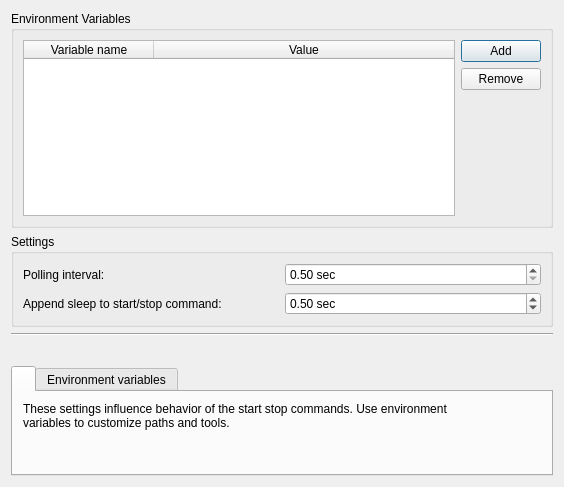
Above: contents/code/dialogs/Settings.ui from mbleichner/service-monitor before the change. Below: the same form after it.
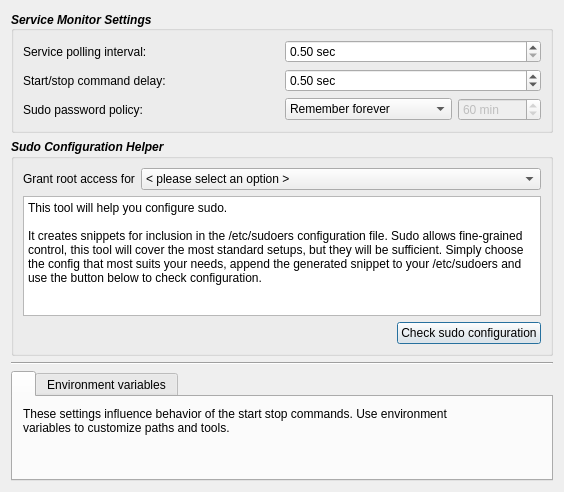
That is the form after the change. Icons and pictures are not drawn.

Commit message: created new design for settings dialog

```diff
--- a/contents/code/dialogs/Settings.ui
+++ b/contents/code/dialogs/Settings.ui
@@ -7,114 +7,52 @@
     <x>0</x>
     <y>0</y>
     <width>564</width>
-    <height>487</height>
+    <height>492</height>
    </rect>
   </property>
   <property name="windowTitle">
    <string>Dialog</string>
   </property>
-  <layout class="QVBoxLayout" name="verticalLayout">
-   <item>
-    <widget class="QGroupBox" name="groupBox">
-     <property name="title">
-      <string>Environment Variables</string>
-     </property>
-     <layout class="QVBoxLayout" name="verticalLayout_2">
-      <item>
-       <layout class="QGridLayout" name="gridLayout">
-        <item row="0" column="0" rowspan="3">
-         <widget class="QTableWidget" name="variableTable">
-          <property name="sizePolicy">
-           <sizepolicy hsizetype="Expanding" vsizetype="Preferred">
-            <horstretch>0</horstretch>
-            <verstretch>0</verstretch>
-           </sizepolicy>
-          </property>
-          <property name="maximumSize">
-           <size>
-            <width>16777215</width>
-            <height>16777215</height>
-           </size>
-          </property>
-          <property name="rowCount">
-           <number>0</number>
-          </property>
-          <attribute name="horizontalHeaderCascadingSectionResizes">
-           <bool>false</bool>
-          </attribute>
-          <attribute name="horizontalHeaderDefaultSectionSize">
-           <number>130</number>
-          </attribute>
-          <attribute name="horizontalHeaderStretchLastSection">
-           <bool>true</bool>
-          </attribute>
-          <column>
-           <property name="text">
-            <string>Variable name</string>
-           </property>
-          </column>
-          <column>
-           <property name="text">
-            <string>Value</string>
-           </property>
-          </column>
-         </widget>
-        </item>
-        <item row="0" column="1">
-         <widget class="QPushButton" name="addButton">
-          <property name="text">
-           <string>Add</string>
-          </property>
-          <property name="icon">
-           <iconset resource="../resources/icons/icons.qrc">
-            <normaloff>:/plus.png</normaloff>:/plus.png</iconset>
-          </property>
-         </widget>
-        </item>
-        <item row="1" column="1">
-         <widget class="QPushButton" name="removeButton">
-          <property name="text">
-           <string>Remove</string>
-          </property>
-          <property name="icon">
-           <iconset resource="../resources/icons/icons.qrc">
-            <normaloff>:/minus.png</normaloff>:/minus.png</iconset>
-          </property>
-         </widget>
-        </item>
-        <item row="2" column="1">
-         <spacer name="verticalSpacer">
-          <property name="orientation">
-           <enum>Qt::Vertical</enum>
-          </property>
-          <property name="sizeHint" stdset="0">
-           <size>
-            <width>20</width>
-            <height>13</height>
-           </size>
-          </property>
-         </spacer>
-        </item>
-       </layout>
-      </item>
-     </layout>
-    </widget>
-   </item>
+  <layout class="QVBoxLayout" name="verticalLayout_2">
    <item>
     <widget class="QGroupBox" name="groupBox_2">
+     <property name="font">
+      <font>
+       <weight>75</weight>
+       <italic>true</italic>
+       <bold>true</bold>
+      </font>
+     </property>
      <property name="title">
-      <string>Settings</string>
+      <string>Service Monitor Settings</string>
      </property>
-     <layout class="QGridLayout" name="gridLayout_2">
+     <property name="alignment">
+      <set>Qt::AlignLeading|Qt::AlignLeft|Qt::AlignVCenter</set>
+     </property>
+     <layout class="QGridLayout" name="gridLayout">
       <item row="0" column="0">
        <widget class="QLabel" name="label">
+        <property name="font">
+         <font>
+          <weight>50</weight>
+          <italic>false</italic>
+          <bold>false</bold>
+         </font>
+        </property>
         <property name="text">
-         <string>Polling interval:</string>
+         <string>Service polling interval:</string>
         </property>
        </widget>
       </item>
       <item row="0" column="1">
        <widget class="QDoubleSpinBox" name="pollingIntervalSpinbox">
+        <property name="font">
+         <font>
+          <weight>50</weight>
+          <italic>false</italic>
+          <bold>false</bold>
+         </font>
+        </property>
         <property name="toolTip">
          <string>Update service status every x seconds.</string>
         </property>
@@ -134,13 +72,27 @@
       </item>
       <item row="1" column="0">
        <widget class="QLabel" name="label_2">
+        <property name="font">
+         <font>
+          <weight>50</weight>
+          <italic>false</italic>
+          <bold>false</bold>
+         </font>
+        </property>
         <property name="text">
-         <string>Append sleep to start/stop command:</string>
+         <string>Start/stop command delay:</string>
         </property>
        </widget>
       </item>
       <item row="1" column="1">
        <widget class="QDoubleSpinBox" name="sleepTimeSpinbox">
+        <property name="font">
+         <font>
+          <weight>50</weight>
+          <italic>false</italic>
+          <bold>false</bold>
+         </font>
+        </property>
         <property name="toolTip">
          <string>Wait x seconds after execution of start/stop commands before rechecking service status.
 If the status immediatly flashes back to inactive when starting a service, increase this value.</string>
@@ -162,11 +114,240 @@
         </property>
        </widget>
       </item>
+      <item row="2" column="0">
+       <widget class="QLabel" name="label_6">
+        <property name="font">
+         <font>
+          <weight>50</weight>
+          <italic>false</italic>
+          <bold>false</bold>
+         </font>
+        </property>
+        <property name="text">
+         <string>Sudo password policy:</string>
+        </property>
+       </widget>
+      </item>
+      <item row="2" column="1">
+       <layout class="QHBoxLayout" name="horizontalLayout_2">
+        <item>
+         <widget class="QComboBox" name="comboBox">
+          <property name="sizePolicy">
+           <sizepolicy hsizetype="Preferred" vsizetype="Fixed">
+            <horstretch>2</horstretch>
+            <verstretch>0</verstretch>
+           </sizepolicy>
+          </property>
+          <property name="font">
+           <font>
+            <weight>50</weight>
+            <italic>false</italic>
+            <bold>false</bold>
+           </font>
+          </property>
+          <item>
+           <property name="text">
+            <string>Remember forever</string>
+           </property>
+          </item>
+          <item>
+           <property name="text">
+            <string>Remember for session</string>
+           </property>
+          </item>
+          <item>
+           <property name="text">
+            <string>Remember for fixed time</string>
+           </property>
+          </item>
+          <item>
+           <property name="text">
+            <string>Do not remember</string>
+           </property>
+          </item>
+         </widget>
+        </item>
+        <item>
+         <widget class="QSpinBox" name="spinBox">
+          <property name="enabled">
+           <bool>false</bool>
+          </property>
+          <property name="sizePolicy">
+           <sizepolicy hsizetype="Minimum" vsizetype="Fixed">
+            <horstretch>1</horstretch>
+            <verstretch>0</verstretch>
+           </sizepolicy>
+          </property>
+          <property name="font">
+           <font>
+            <weight>50</weight>
+            <italic>false</italic>
+            <bold>false</bold>
+           </font>
+          </property>
+          <property name="suffix">
+           <string> min</string>
+          </property>
+          <property name="maximum">
+           <number>1440</number>
+          </property>
+          <property name="singleStep">
+           <number>10</number>
+          </property>
+          <property name="value">
+           <number>60</number>
+          </property>
+         </widget>
+        </item>
+       </layout>
+      </item>
      </layout>
     </widget>
    </item>
    <item>
-    <widget class="Line" name="line_2">
+    <widget class="QGroupBox" name="groupBox">
+     <property name="font">
+      <font>
+       <weight>75</weight>
+       <italic>true</italic>
+       <bold>true</bold>
+      </font>
+     </property>
+     <property name="title">
+      <string>Sudo Configuration Helper</string>
+     </property>
+     <layout class="QVBoxLayout" name="verticalLayout">
+      <item>
+       <layout class="QHBoxLayout" name="horizontalLayout">
+        <item>
+         <widget class="QLabel" name="label_7">
+          <property name="font">
+           <font>
+            <weight>50</weight>
+            <italic>false</italic>
+            <bold>false</bold>
+           </font>
+          </property>
+          <property name="text">
+           <string>Grant root access for</string>
+          </property>
+         </widget>
+        </item>
+        <item>
+         <widget class="QComboBox" name="comboBox_2">
+          <property name="sizePolicy">
+           <sizepolicy hsizetype="Expanding" vsizetype="Fixed">
+            <horstretch>0</horstretch>
+            <verstretch>0</verstretch>
+           </sizepolicy>
+          </property>
+          <property name="font">
+           <font>
+            <weight>50</weight>
+            <italic>false</italic>
+            <bold>false</bold>
+           </font>
+          </property>
+          <item>
+           <property name="text">
+            <string>&lt; please select an option &gt;</string>
+           </property>
+          </item>
+          <item>
+           <property name="text">
+            <string>every user in group sudoers with his own password</string>
+           </property>
+          </item>
+          <item>
+           <property name="text">
+            <string>every user in group sudoers with root password</string>
+           </property>
+          </item>
+          <item>
+           <property name="text">
+            <string>specific user with his own password</string>
+           </property>
+          </item>
+          <item>
+           <property name="text">
+            <string>specific user with root password</string>
+           </property>
+          </item>
+         </widget>
+        </item>
+       </layout>
+      </item>
+      <item>
+       <widget class="QPlainTextEdit" name="plainTextEdit">
+        <property name="sizePolicy">
+         <sizepolicy hsizetype="Expanding" vsizetype="Fixed">
+          <horstretch>0</horstretch>
+          <verstretch>0</verstretch>
+         </sizepolicy>
+        </property>
+        <property name="maximumSize">
+         <size>
+          <width>16777215</width>
+          <height>120</height>
+         </size>
+        </property>
+        <property name="font">
+         <font>
+          <weight>50</weight>
+          <italic>false</italic>
+          <bold>false</bold>
+         </font>
+        </property>
+        <property name="plainText">
+         <string>This tool will help you configure sudo.
+
+It creates snippets for inclusion in the /etc/sudoers configuration file. Sudo allows fine-grained control, this tool will cover the most standard setups, but they will be sufficient. Simply choose the config that most suits your needs, append the generated snippet to your /etc/sudoers and use the button below to check configuration.</string>
+        </property>
+       </widget>
+      </item>
+      <item>
+       <layout class="QHBoxLayout" name="horizontalLayout_3">
+        <item>
+         <spacer name="horizontalSpacer">
+          <property name="font">
+           <font>
+            <weight>50</weight>
+            <italic>false</italic>
+            <bold>false</bold>
+           </font>
+          </property>
+          <property name="orientation">
+           <enum>Qt::Horizontal</enum>
+          </property>
+          <property name="sizeHint" stdset="0">
+           <size>
+            <width>40</width>
+            <height>20</height>
+           </size>
+          </property>
+         </spacer>
+        </item>
+        <item>
+         <widget class="QPushButton" name="pushButton">
+          <property name="font">
+           <font>
+            <weight>50</weight>
+            <italic>false</italic>
+            <bold>false</bold>
+           </font>
+          </property>
+          <property name="text">
+           <string>Check sudo configuration</string>
+          </property>
+         </widget>
+        </item>
+       </layout>
+      </item>
+     </layout>
+    </widget>
+   </item>
+   <item>
+    <widget class="Line" name="line">
      <property name="orientation">
       <enum>Qt::Horizontal</enum>
      </property>
```
The commit also changes 1 other file.
